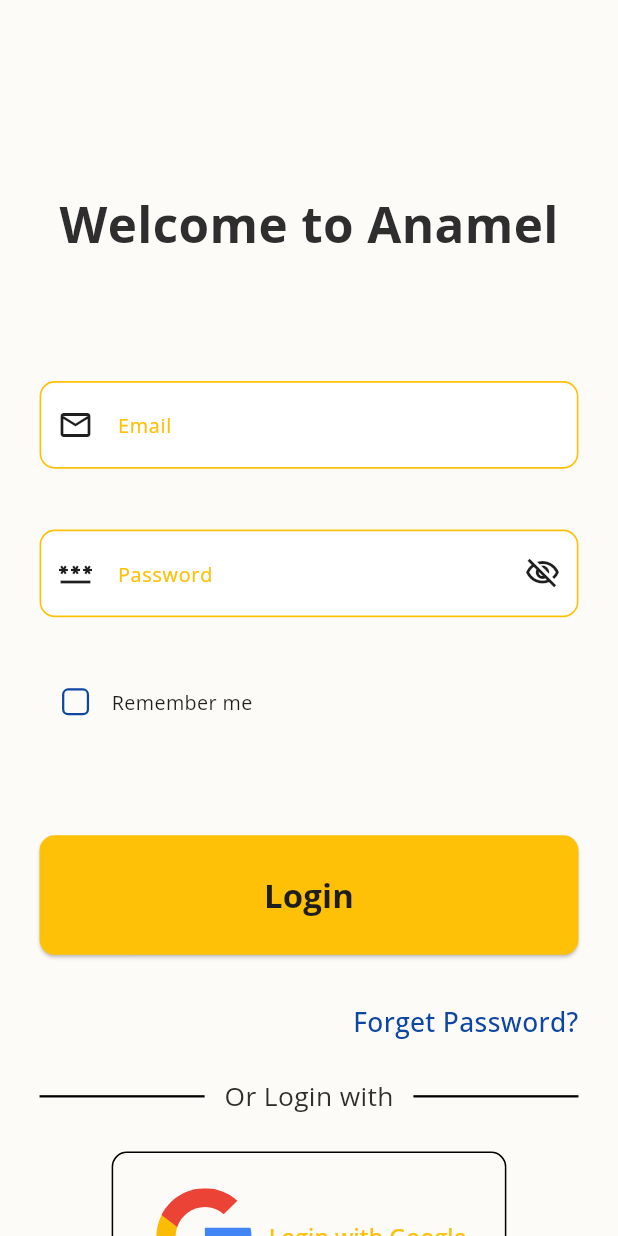
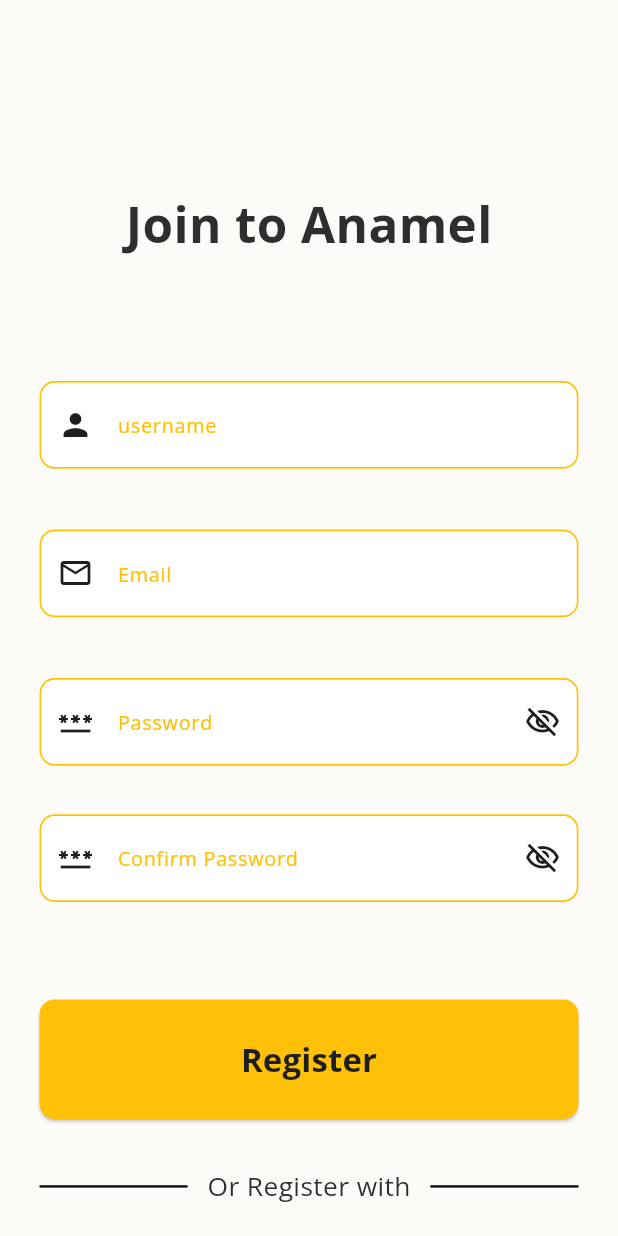
Before and after one commit to waleedadel222/Anamel, a Flutter app: the screen it shows after launch, on a phone screen of 412 x 824 dp. Run offline on Flutter 3.47's test engine with Material 3 defaults, Android fonts, the phone set to English and light mode, and no system bars; our stand-ins replace flutter_screenutil, flutter_svg, go_router, shared_preferences.

Commit message:
designing register screen

```diff
--- a/lib/core/routes/GoRouterGenerator.dart
+++ b/lib/core/routes/go_router_generator.dart
@@ -1,7 +1,9 @@
 import 'package:anamel/screens/auth/login/login_screen.dart';
+import 'package:anamel/screens/auth/register/register_screen.dart';
 import 'package:anamel/screens/splash_screen.dart';
 import 'package:flutter/material.dart';
 import 'package:go_router/go_router.dart';
+import '../../screens/settings/app_settings_screen.dart';
 import 'app_routing.dart';
 
 class GoRouterGenerator {
@@ -11,14 +13,12 @@ class GoRouterGenerator {
       body: Center(child: Text("This route doesn't exist ${state.error}")),
     ),
     routes: [
-
       // splash screen
       GoRoute(
         name: AppRouting.splash,
         path: AppRouting.splash,
         builder: (context, state) => const SplashScreen(),
       ),
-
 
       // login screen
       GoRoute(
@@ -31,7 +31,7 @@ class GoRouterGenerator {
       GoRoute(
         name: AppRouting.register,
         path: AppRouting.register,
-        builder: (context, state) => const SplashScreen(),
+        builder: (context, state) => const RegisterScreen(),
       ),
 
       // forgot Password screen
@@ -40,7 +40,6 @@ class GoRouterGenerator {
         path: AppRouting.forgotPassword,
         builder: (context, state) => const SplashScreen(),
       ),
-
 
       // home screen
       GoRoute(
@@ -69,7 +68,7 @@ class GoRouterGenerator {
       GoRoute(
         name: AppRouting.settings,
         path: AppRouting.settings,
-        builder: (context, state) => const SplashScreen(),
+        builder: (context, state) => const AppSettingsScreen(),
       ),
     ],
   );
--- a/lib/main.dart
+++ b/lib/main.dart
@@ -2,7 +2,7 @@ import 'package:flutter/material.dart';
 import 'package:flutter_screenutil/flutter_screenutil.dart';
 import 'package:provider/provider.dart';
 
-import 'core/routes/GoRouterGenerator.dart';
+import 'core/routes/go_router_generator.dart';
 import 'core/styling/app_themes.dart';
 import 'core/styling/theme_notifier.dart';
 
--- /dev/null
+++ b/lib/screens/auth/register/register_options.dart
@@ -0,0 +1,90 @@
+import 'package:flutter/material.dart';
+import 'package:flutter_screenutil/flutter_screenutil.dart';
+import 'package:flutter_svg/svg.dart';
+import 'package:go_router/go_router.dart';
+
+import '../../../core/routes/app_routing.dart';
+
+class RegisterOptions extends StatelessWidget {
+  const RegisterOptions({super.key});
+
+  @override
+  Widget build(BuildContext context) {
+    return Column(
+      children: [
+        //---------- or register with------------
+        Row(
+          children: [
+            Expanded(child: Divider(thickness: 1.5.h)),
+
+            SizedBox(width: 12.w),
+
+            Text(
+              "Or Register with",
+              style: TextStyle(fontWeight: FontWeight.w400),
+            ),
+
+            SizedBox(width: 12.w),
+
+            Expanded(child: Divider(thickness: 1.5.h)),
+          ],
+        ),
+
+        SizedBox(height: 24.h),
+
+        // Google Button
+        OutlinedButton.icon(
+          onPressed: () {},
+          style: OutlinedButton.styleFrom(
+            padding: EdgeInsets.symmetric(vertical: 24.h, horizontal: 24.w),
+
+            shape: RoundedRectangleBorder(
+              borderRadius: BorderRadius.circular(10.r),
+              side: BorderSide(
+                color: Theme.of(context).colorScheme.primary,
+                width: 1.5.w,
+              ),
+            ),
+          ),
+          icon: SvgPicture.asset(
+            "assets/icons/google_ic.svg",
+            height: 64.h,
+            width: 64.w,
+          ),
+          label: Text("Register with Google", style: TextStyle(fontSize: 14.sp)),
+        ),
+
+        SizedBox(height: 64.h),
+
+        // already have account ?
+        Center(
+          child: InkWell(
+            onTap: () {
+              // go to register screen
+              GoRouter.of(context).pushNamed(AppRouting.login);
+            },
+            child: RichText(
+              text: TextSpan(
+                text: "already have account ? ",
+                style: TextStyle(fontSize: 14.sp, fontWeight: FontWeight.w600,
+                    color: Theme.of(context).colorScheme.onSurface),
+
+                children: [
+                  TextSpan(
+                    text: "Login",
+                    style: TextStyle(
+                      color: Theme.of(context).colorScheme.primary,
+                      fontWeight: FontWeight.w600,
+                    ),
+                  ),
+                ],
+              ),
+            ),
+          ),
+        ),
+
+        SizedBox(height: 24.h),
+      ],
+    );
+  }
+}
--- /dev/null
+++ b/lib/screens/auth/register/register_screen.dart
@@ -0,0 +1,191 @@
+import 'package:anamel/core/common_widgets/MainElevatedButton.dart';
+import 'package:anamel/core/common_widgets/TextFormFieldWidget.dart';
+import 'package:anamel/core/const/app_const.dart';
+import 'package:anamel/core/routes/app_routing.dart';
+import 'package:anamel/core/styling/app_styles.dart';
+import 'package:anamel/screens/auth/register/register_options.dart';
+import 'package:flutter/material.dart';
+import 'package:flutter_screenutil/flutter_screenutil.dart';
+import 'package:go_router/go_router.dart';
+
+class RegisterScreen extends StatefulWidget {
+  const RegisterScreen({super.key});
+
+  @override
+  State<RegisterScreen> createState() => _RegisterScreen();
+}
+
+class _RegisterScreen extends State<RegisterScreen> {
+  final registerFormKey = GlobalKey<FormState>();
+
+  final TextEditingController usernameController = TextEditingController();
+  final TextEditingController emailController = TextEditingController();
+  final TextEditingController passwordController = TextEditingController();
+  final TextEditingController confirmPasswordController =
+      TextEditingController();
+
+  bool isObscurePassword = true;
+  bool isObscureConformPassword = true;
+
+  @override
+  Widget build(BuildContext context) {
+    return Scaffold(
+      body: Form(
+        key: registerFormKey,
+        autovalidateMode: AutovalidateMode.onUnfocus,
+
+        child: SingleChildScrollView(
+          child: Padding(
+            padding: EdgeInsets.symmetric(horizontal: 24.w, vertical: 24.h),
+            child: Column(
+              mainAxisAlignment: MainAxisAlignment.center,
+              crossAxisAlignment: CrossAxisAlignment.stretch,
+
+              children: [
+                SizedBox(height: 100.h),
+
+                // Join text
+                Align(
+                  alignment: Alignment.center,
+                  child: Text(
+                    "Join to Anamel",
+                    style: AppStyles.mainHeadingStyle,
+                  ),
+                ),
+
+                SizedBox(height: 80.h),
+
+                // username text field
+                TextFormFieldWidget(
+                  hintText: "username",
+                  textInputType: TextInputType.name,
+                  controller: usernameController,
+
+                  prefixIcon: Icon(Icons.person),
+
+                  validator: (value) {
+                    if (value == null || value.isEmpty) {
+                      return "Please enter your name";
+                    }
+                    return null;
+                  },
+                ),
+
+                SizedBox(height: 40.h),
+
+                // email text field
+                TextFormFieldWidget(
+                  hintText: "Email",
+                  textInputType: TextInputType.emailAddress,
+                  controller: emailController,
+
+                  prefixIcon: Icon(Icons.email_outlined),
+
+                  validator: (value) {
+                    if (value == null || value.isEmpty) {
+                      return "Please enter your email";
+                    } else if (!AppConst.isValidEmail(value)) {
+                      return "Please enter a valid email";
+                    }
+                    return null;
+                  },
+                ),
+
+                SizedBox(height: 40.h),
+
+                // Password text field
+                TextFormFieldWidget(
+                  hintText: "Password",
+                  controller: passwordController,
+                  isObscureText: isObscurePassword,
+                  prefixIcon: Icon(Icons.password),
+
+                  suffixIcon: IconButton(
+                    icon: Icon(
+                      isObscurePassword
+                          ? Icons.visibility_off_outlined
+                          : Icons.visibility_outlined,
+                    ),
+
+                    onPressed: () {
+                      setState(() {
+                        isObscurePassword = !isObscurePassword;
+                      });
+                    },
+                  ),
+
+                  validator: (value) {
+                    if (value == null || value.isEmpty) {
+                      return 'Please enter your password';
+                    } else if (value.length < 8) {
+                      return 'Password must be at least 8 characters';
+                    }
+                    return null;
+                  },
+                ),
+
+                SizedBox(height: 32.h),
+
+                // confirm Password text field
+                TextFormFieldWidget(
+                  hintText: "Confirm Password",
+                  controller: confirmPasswordController,
+                  isObscureText: isObscureConformPassword,
+                  prefixIcon: Icon(Icons.password),
+
+                  suffixIcon: IconButton(
+                    icon: Icon(
+                      isObscureConformPassword
+                          ? Icons.visibility_off_outlined
+                          : Icons.visibility_outlined,
+                    ),
+
+                    onPressed: () {
+                      setState(() {
+                        isObscureConformPassword = !isObscureConformPassword;
+                      });
+                    },
+                  ),
+
+                  validator: (value) {
+                    if (value == null || value.isEmpty) {
+                      return 'Please enter your password';
+                    } else if (value.length < 8) {
+                      return 'Password must be at least 8 characters';
+                    } else if (value != passwordController.text.trim()) {
+                      return 'Password does not match';
+                    }
+                    return null;
+                  },
+                ),
+
+                SizedBox(height: 64.h),
+
+                // register Button
+                MainElevatedButton(
+                  textOnButton: "Register",
+                  onButtonTap: () {
+                    if (registerFormKey.currentState!.validate()) {
+                      // go to main screen
+                      GoRouter.of(context).pushNamed(AppRouting.home);
+                    } else {
+                      //  Validation failed
+                      ScaffoldMessenger.of(context).showSnackBar(
+                        const SnackBar(content: Text("something went wrong!")),
+                      );
+                    }
+                  },
+                ),
+
+                SizedBox(height: 32.h),
+
+                // second part of register screen
+                RegisterOptions(),
+              ],
+            ),
+          ),
+        ),
+      ),
+    );
+  }
+}
--- a/lib/screens/settings/app_settings.dart
+++ b/lib/screens/settings/app_settings_screen.dart
@@ -3,8 +3,8 @@ import 'package:provider/provider.dart';
 
 import '../../core/styling/theme_notifier.dart';
 
-class SettingsScreen extends StatelessWidget {
-  const SettingsScreen({super.key});
+class AppSettingsScreen extends StatelessWidget {
+  const AppSettingsScreen({super.key});
 
   @override
   Widget build(BuildContext context) {
--- a/lib/screens/splash_screen.dart
+++ b/lib/screens/splash_screen.dart
@@ -39,7 +39,8 @@ class SplashScreen extends StatelessWidget {
 // first time to open the app , wait 3 second then go to login screen
 void goToLoginScreen(BuildContext context) {
   Future.delayed(Duration(seconds: 3), () {
-    GoRouter.of(context).pushReplacement(AppRouting.login);
+    // GoRouter.of(context).pushReplacement(AppRouting.login);
+    GoRouter.of(context).pushReplacement(AppRouting.register);
   });
 }
 
```
Also changed, not shown: lib/core/routes/app_routing.dart (+4 -3 lines), lib/core/routes/route_generator.dart (deleted, +0 -41 lines).
